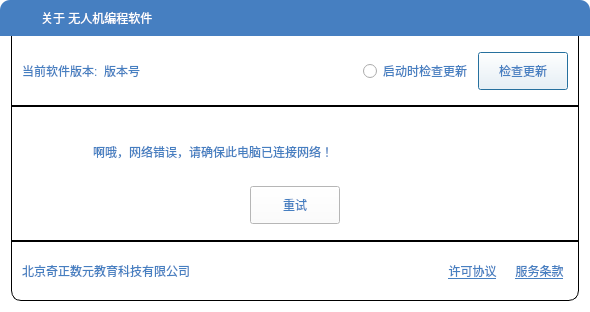
Above: UAVManage/aboutdialog.ui from gessd/UAVManage before the change. Below: the same form after it.
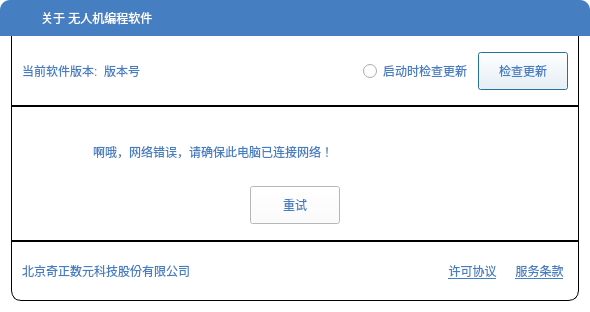
That is the form after the change. Icons and pictures are not drawn.

Commit message: 修改公司名称

The edit to the form file:
```diff
--- a/UAVManage/aboutdialog.ui
+++ b/UAVManage/aboutdialog.ui
@@ -594,7 +594,7 @@
          <item>
           <widget class="QLabel" name="label_2">
            <property name="text">
-            <string>北京奇正数元教育科技有限公司</string>
+            <string>北京奇正数元科技股份有限公司</string>
            </property>
           </widget>
          </item>
```
The commit also changes 1 other file.
